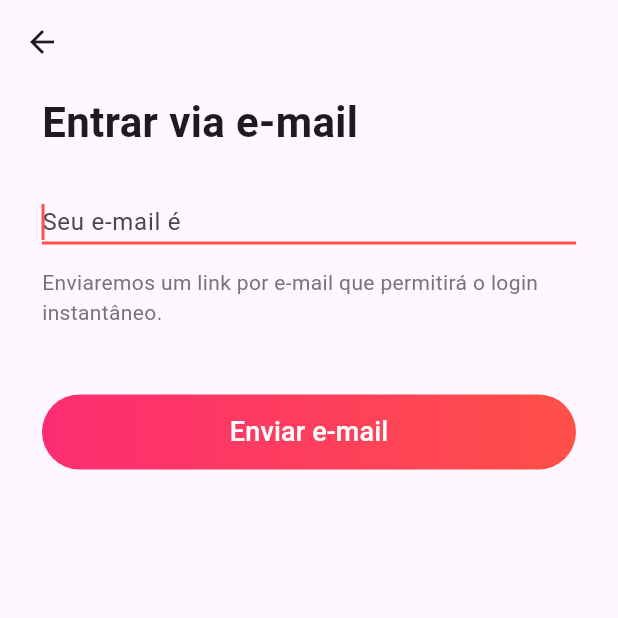
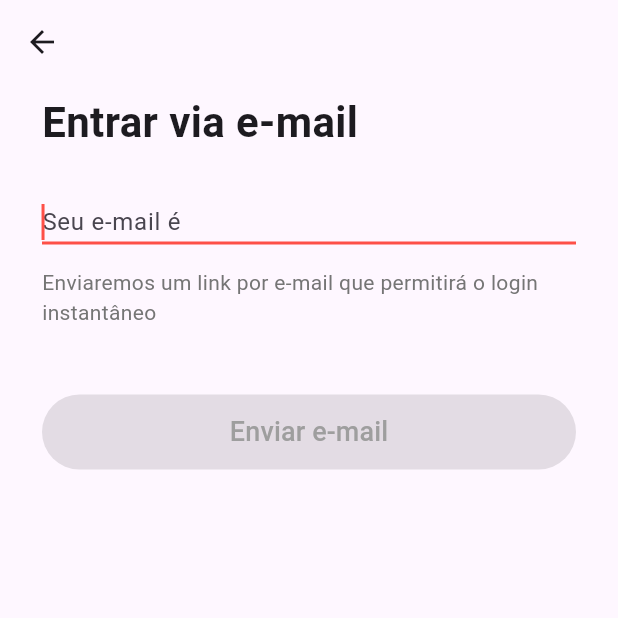
Before and after one commit to YLeall/tinder_clone, a Flutter app: the InsertEmailProblemSignInScreen screen opened by its route, on a phone screen of 412 x 824 dp, the top half of it. Run offline on Flutter 3.47's test engine with Material 3 defaults, Android fonts, the phone set to English and light mode, and no system bars; our stand-ins replace get.

Commit message:
update_code

```diff
--- a/lib/main.dart
+++ b/lib/main.dart
@@ -1,8 +1,10 @@
 import 'package:flutter/material.dart';
 import 'package:get/get.dart';
 import 'package:tinder_clone/src/page_routes/app_pages.dart';
+import 'package:tinder_clone/src/pages/auth/controller/auth_controller.dart';
 
 void main() {
+  Get.put(AuthController());
   runApp(const MyApp());
 }
 
--- a/lib/src/page_routes/app_pages.dart
+++ b/lib/src/page_routes/app_pages.dart
@@ -40,7 +40,7 @@ abstract class AppPages {
     ),
     GetPage(
       name: PagesRoutes.insertEmailProblemSignInRoute,
-      page: () => const InsertEmailProblemSignInScreen(),
+      page: () => InsertEmailProblemSignInScreen(),
     ),
   ];
 }
@@ -49,7 +49,8 @@ abstract class PagesRoutes {
   static const String baseRoute = '/';
   static const String signInRoute = '/signIn';
   static const String problemSignInRoute = '/problemSignIn';
-  static const String insertEmailProblemSignInRoute = '/insertEmailProblemSignIn';
+  static const String insertEmailProblemSignInRoute =
+      '/insertEmailProblemSignIn';
   static const String authNumberRoute = '/authNumber';
   static const String authNumberOtpRoute = '/authNumberOtp';
   static const String insertNameRoute = '/insertName';
--- /dev/null
+++ b/lib/src/pages/auth/controller/auth_controller.dart
@@ -0,0 +1,8 @@
+import 'package:get/get.dart';
+
+class AuthController extends GetxController{
+
+  RxBool isEmailValidate = true.obs;
+  RxBool isEmailValidateButton = false.obs;
+
+}
--- a/lib/src/pages/auth/view/insert_email_problem_sign_in_screen.dart
+++ b/lib/src/pages/auth/view/insert_email_problem_sign_in_screen.dart
@@ -1,9 +1,13 @@
 import 'package:flutter/material.dart';
+import 'package:get/get.dart';
+import 'package:tinder_clone/src/pages/auth/controller/auth_controller.dart';
 import 'package:tinder_clone/src/pages/commom_widgets/custom_button.dart';
 
 class InsertEmailProblemSignInScreen extends StatelessWidget {
-  const InsertEmailProblemSignInScreen({super.key});
+  InsertEmailProblemSignInScreen({super.key});
 
+  final authController = Get.find<AuthController>();
+  //
   @override
   Widget build(BuildContext context) {
     return Scaffold(
@@ -27,8 +31,8 @@ class InsertEmailProblemSignInScreen extends StatelessWidget {
             const SizedBox(
               height: 35,
             ),
-            const TextField(
-              decoration: InputDecoration(
+            TextFormField(
+              decoration: const InputDecoration(
                 hintText: 'Seu e-mail é',
                 isDense: true,
                 contentPadding: EdgeInsets.fromLTRB(0, 0, 0, 3.0),
@@ -39,24 +43,53 @@ class InsertEmailProblemSignInScreen extends StatelessWidget {
                   ),
                 ),
               ),
-              cursorColor: Color(0xFFFE5048),
+              onChanged: (value) {
+                if (!value.isEmail) {
+                  authController.isEmailValidate.value = false;
+                  authController.isEmailValidateButton.value = false;
+                }
+
+                if (value.isEmpty) {
+                  authController.isEmailValidate.value = true;
+                }
+
+                if (value.isEmail) {
+                  authController.isEmailValidate.value = true;
+                  authController.isEmailValidateButton.value = true;
+                }
+
+                debugPrint(value);
+              },
+              cursorColor: const Color(0xFFFE5048),
               autofocus: true,
             ),
             const SizedBox(
               height: 15,
             ),
-            Text(
-              'Enviaremos um link por e-mail que permitirá o login instantâneo.',
-              style: TextStyle(
-                color: Colors.grey.shade600,
-              ),
+            Obx(
+              () => authController.isEmailValidate.value
+                  ? Text(
+                      'Enviaremos um link por e-mail que permitirá o login instantâneo',
+                      style: TextStyle(
+                        color: Colors.grey.shade600,
+                      ),
+                    )
+                  : const Text(
+                      'Insira um endereço de e-mail válido',
+                      style: TextStyle(
+                        color: Colors.red,
+                      ),
+                    ),
             ),
             const SizedBox(
               height: 45,
             ),
-            CustomButton(
-              label: 'Enviar e-mail',
-              onPressed: () {},
+            Obx(
+              () => CustomButton(
+                label: 'Enviar e-mail',
+                onPressed:
+                    authController.isEmailValidateButton.value ? () {} : null,
+              ),
             ),
           ],
         ),
```
Also changed, not shown: lib/src/pages/commom_widgets/custom_text_fiel.dart (deleted, +0 -15 lines), lib/src/pages/commom_widgets/custom_text_field.dart (added, +48 -0 lines).
